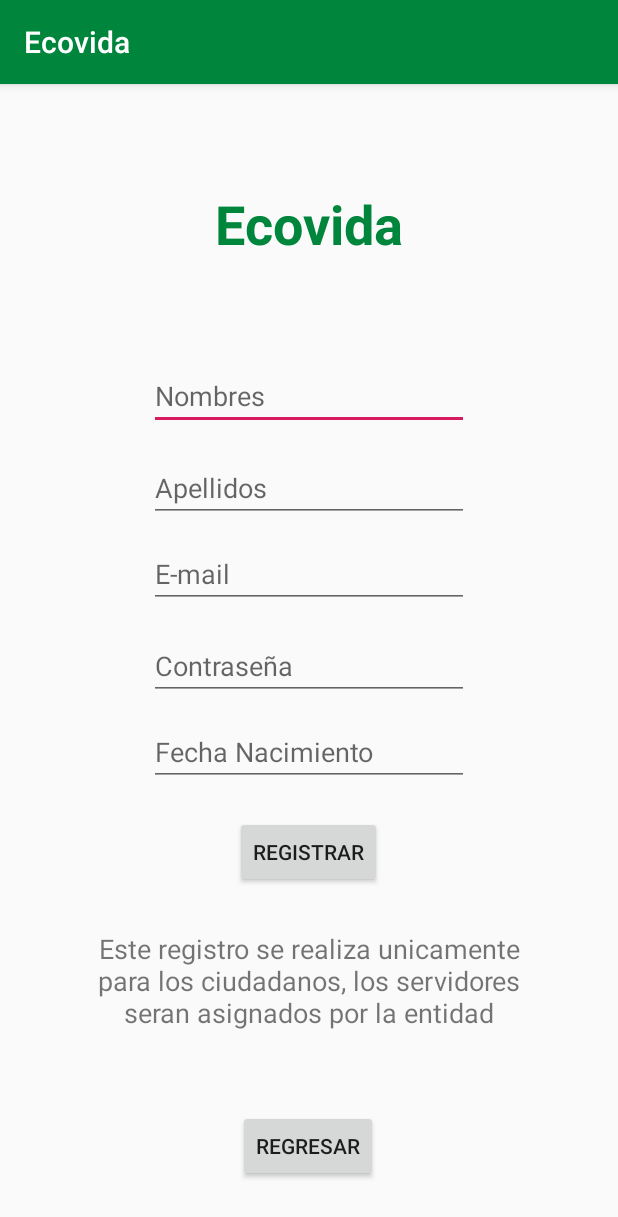
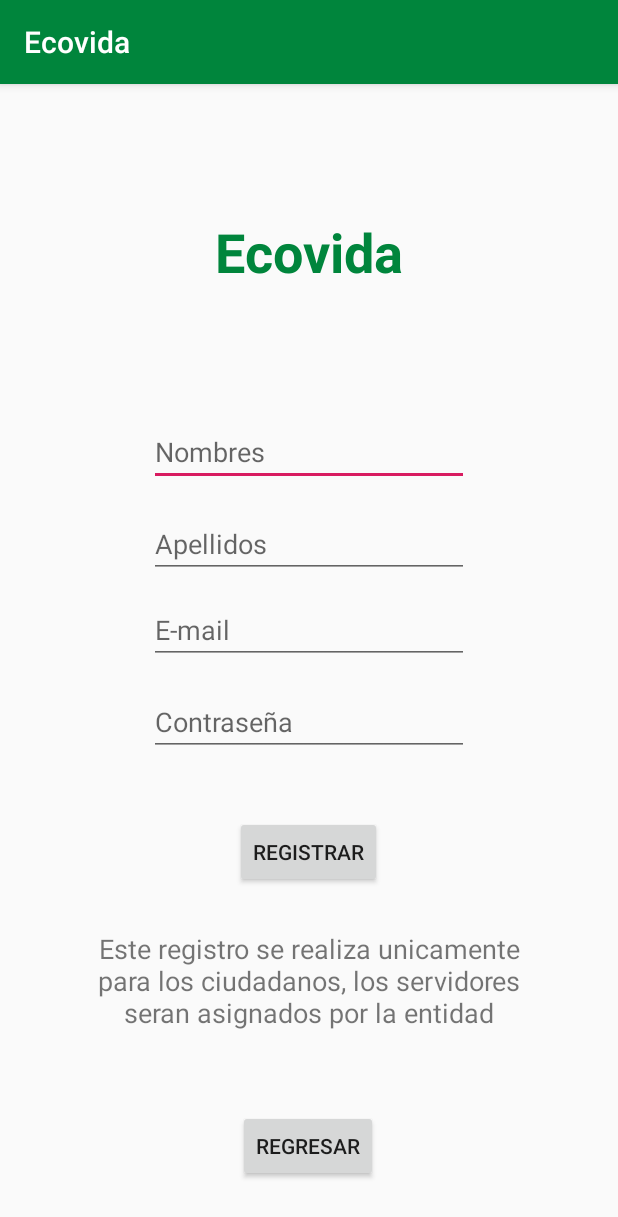
Before and after one commit to jjordan08/EcoVida, an Android app: the screen it shows after launch (registro), after a tap on "REGISTRARSE", on a phone screen of 412 x 824 dp. Shown: the top 1217 px of the screen. Run offline under Robolectric (Android 15) with nearby library versions, the phone set to English and light mode, and no system bars; our stand-ins replace Firebase (no records; nobody signed in at launch, a user with empty details on screens opened directly).

Commit message:
v0.5 se agrega inicio con firebase y registro

```diff
--- a/app/src/main/java/com/example/ecovida/ingreso.java
+++ b/app/src/main/java/com/example/ecovida/ingreso.java
@@ -1,24 +1,104 @@
 package com.example.ecovida;
 
+import androidx.annotation.NonNull;
 import androidx.appcompat.app.AppCompatActivity;
 
+import android.app.ProgressDialog;
 import android.content.Intent;
 import android.os.Bundle;
+import android.text.TextUtils;
 import android.view.View;
+import android.widget.Button;
+import android.widget.EditText;
+import android.widget.Toast;
 
-public class ingreso extends AppCompatActivity {
+import com.google.android.gms.tasks.OnCompleteListener;
+import com.google.android.gms.tasks.Task;
+import com.google.firebase.auth.AuthResult;
+import com.google.firebase.auth.FirebaseAuth;
+import com.google.firebase.auth.FirebaseAuthUserCollisionException;
+
+public class ingreso extends AppCompatActivity implements View.OnClickListener {
+
+    //defining view objects
+    private EditText TextEmail;
+    private EditText TextPassword;
+    private Button btnRegistrar;
+    private ProgressDialog progressDialog;
+
+    //Declaramos un objeto firebaseAuth
+    private FirebaseAuth firebaseAuth;
 
     @Override
     protected void onCreate(Bundle savedInstanceState) {
         super.onCreate(savedInstanceState);
         setContentView(R.layout.activity_ingreso);
+
+        //inicializamos el objeto firebaseAuth
+        firebaseAuth = FirebaseAuth.getInstance();
+
+        //Referenciamos los views
+        TextEmail = (EditText) findViewById(R.id.user);
+        TextPassword = (EditText) findViewById(R.id.password);
+
+        btnRegistrar = (Button) findViewById(R.id.button5);
+
+        progressDialog = new ProgressDialog(this);
+
+        //attaching listener to button
+        btnRegistrar.setOnClickListener(this);
     }
 
 
+    private void ingresar(){
 
-    public void buttonIngresar(View view){
-        Intent intent = new Intent(ingreso.this,menuCiudadano.class);
-        startActivity(intent);
+        //Obtenemos el email y la contraseña desde las cajas de texto
+        final String email = TextEmail.getText().toString().trim();
+        String password  = TextPassword.getText().toString().trim();
+
+        //Verificamos que las cajas de texto no esten vacías
+        if(TextUtils.isEmpty(email)){
+            Toast.makeText(this,"Se debe ingresar un email",Toast.LENGTH_LONG).show();
+            return;
+        }
+
+        if(TextUtils.isEmpty(password)){
+            Toast.makeText(this,"Falta ingresar la contraseña",Toast.LENGTH_LONG).show();
+            return;
+        }
+
+
+        progressDialog.setMessage("Realizando consulta en linea...");
+        progressDialog.show();
+
+        //consultar si el usuario existe
+        firebaseAuth.signInWithEmailAndPassword(email, password)
+                .addOnCompleteListener(this, new OnCompleteListener<AuthResult>(){
+                    @Override
+                    public void onComplete(@NonNull Task<AuthResult> task) {
+                        //checking if success
+                        if(task.isSuccessful()){
+
+                            Toast.makeText(ingreso.this,"Hola: "+ TextEmail.getText(),Toast.LENGTH_LONG).show();
+                            Intent intent = new Intent(ingreso.this,menuCiudadano.class);
+                            intent.putExtra(menuCiudadano.user, email);
+                            startActivity(intent);
+
+                            } else {
+                                Toast.makeText(ingreso.this, "Datos Erroneos ", Toast.LENGTH_LONG).show();
+                            }
+
+                        progressDialog.dismiss();
+                    }
+                });
+
+    }
+
+
+    @Override
+    public void onClick(View view) {
+        //Invocamos al método:
+        ingresar();
     }
 
     public void buttonReggistrar(View view){
--- a/app/src/main/res/layout/activity_ingreso.xml
+++ b/app/src/main/res/layout/activity_ingreso.xml
@@ -65,7 +65,6 @@
             android:layout_height="50dp"
             android:layout_marginEnd="60dp"
             android:layout_marginBottom="20dp"
-            android:onClick="buttonIngresar"
             android:text="Ingresar"
             app:layout_constraintBottom_toTopOf="@+id/button2"
             app:layout_constraintEnd_toEndOf="parent"
--- a/app/src/main/res/layout/activity_menu_ciudadano.xml
+++ b/app/src/main/res/layout/activity_menu_ciudadano.xml
@@ -69,7 +69,7 @@
         android:layout_width="wrap_content"
         android:layout_height="wrap_content"
         android:layout_marginBottom="32dp"
-        android:text="Ciudadano:  1018412654"
+        android:text="Usuario:  1018412654"
         android:textSize="18sp"
         app:layout_constraintBottom_toTopOf="@+id/button8"
         app:layout_constraintEnd_toEndOf="parent"
--- a/app/src/main/res/layout/activity_registro.xml
+++ b/app/src/main/res/layout/activity_registro.xml
@@ -49,27 +49,15 @@
         android:id="@+id/TxtPassword"
         android:layout_width="wrap_content"
         android:layout_height="wrap_content"
-        android:layout_marginBottom="12dp"
+        android:layout_marginBottom="40dp"
         android:ems="10"
         android:hint="Contraseña"
         android:inputType="textPassword"
-        app:layout_constraintBottom_toTopOf="@+id/editText8"
-        app:layout_constraintEnd_toEndOf="parent"
-        app:layout_constraintStart_toStartOf="parent" />
-
-    <EditText
-        android:id="@+id/editText8"
-        android:layout_width="wrap_content"
-        android:layout_height="wrap_content"
-        android:layout_marginBottom="20dp"
-        android:ems="10"
-        android:hint="Fecha Nacimiento"
-        android:inputType="date"
         app:layout_constraintBottom_toTopOf="@+id/botonRegistrar"
         app:layout_constraintEnd_toEndOf="parent"
         app:layout_constraintStart_toStartOf="parent" />
 
-        <Button
+    <Button
             android:id="@+id/botonRegistrar"
             android:layout_width="wrap_content"
             android:layout_height="wrap_content"
```
Also changed, not shown: app/src/main/java/com/example/ecovida/menuCiudadano.java (+8 -0 lines), app/src/main/java/com/example/ecovida/registro.java (+8 -3 lines).
